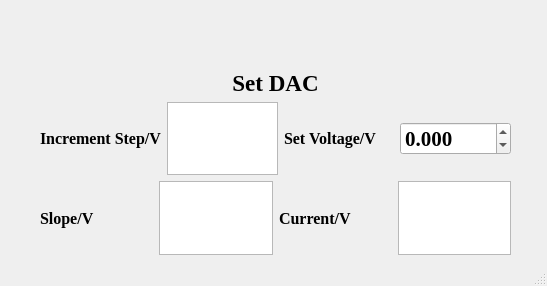
Before: the Qt Designer form signal_new.ui in YongyueQian/Triggerscope, drawn with Qt 5.
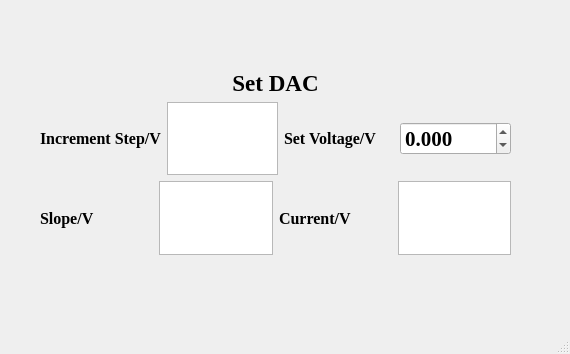
After: the same form once the commit is applied.

The edit to the form file:
```diff
--- a/signal_new.ui
+++ b/signal_new.ui
@@ -6,8 +6,8 @@
    <rect>
     <x>0</x>
     <y>0</y>
-    <width>547</width>
-    <height>286</height>
+    <width>570</width>
+    <height>354</height>
    </rect>
   </property>
   <property name="font">
```
Left out of the diff: 5 changed lines with no effect on the pictures.
